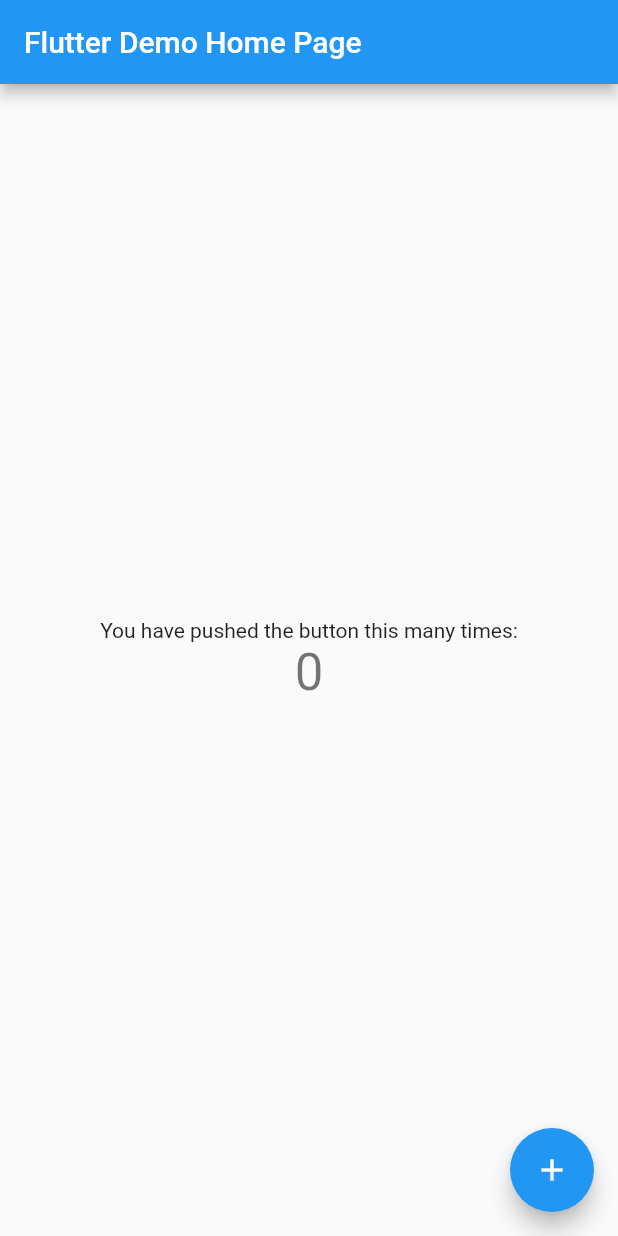
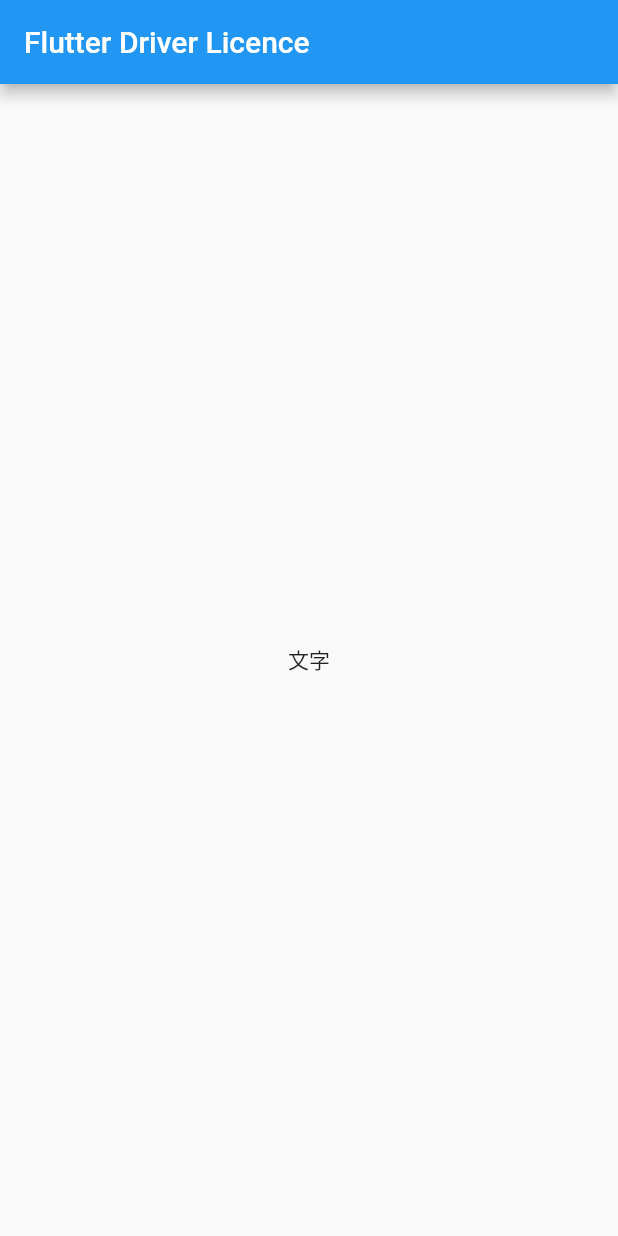
Before and after one commit to fryota142/flutter_driver_license, a Flutter app: the screen it shows after launch, on a phone screen of 412 x 824 dp. Run offline on Flutter 3.47's test engine with Material 2 defaults, Android fonts, the phone set to English and light mode, and no system bars.

Commit message:
add nfc_manager and delete unnecessary code

```diff
--- a/lib/main.dart
+++ b/lib/main.dart
@@ -9,39 +9,18 @@ class MyApp extends StatelessWidget {
   @override
   Widget build(BuildContext context) {
     return MaterialApp(
-      title: 'Flutter Demo',
+      title: 'Flutter Driver Licence',
       theme: ThemeData(
-        // This is the theme of your application.
-        //
-        // Try running your application with "flutter run". You'll see the
-        // application has a blue toolbar. Then, without quitting the app, try
-        // changing the primarySwatch below to Colors.green and then invoke
-        // "hot reload" (press "r" in the console where you ran "flutter run",
-        // or simply save your changes to "hot reload" in a Flutter IDE).
-        // Notice that the counter didn't reset back to zero; the application
-        // is not restarted.
         primarySwatch: Colors.blue,
-        // This makes the visual density adapt to the platform that you run
-        // the app on. For desktop platforms, the controls will be smaller and
-        // closer together (more dense) than on mobile platforms.
         visualDensity: VisualDensity.adaptivePlatformDensity,
       ),
-      home: MyHomePage(title: 'Flutter Demo Home Page'),
+      home: MyHomePage(title: 'Flutter Driver Licence'),
     );
   }
 }
 
 class MyHomePage extends StatefulWidget {
   MyHomePage({Key key, this.title}) : super(key: key);
-
-  // This widget is the home page of your application. It is stateful, meaning
-  // that it has a State object (defined below) that contains fields that affect
-  // how it looks.
-
-  // This class is the configuration for the state. It holds the values (in this
-  // case the title) provided by the parent (in this case the App widget) and
-  // used by the build method of the State. Fields in a Widget subclass are
-  // always marked "final".
 
   final String title;
 
@@ -50,68 +29,22 @@ class MyHomePage extends StatefulWidget {
 }
 
 class _MyHomePageState extends State<MyHomePage> {
-  int _counter = 0;
-
-  void _incrementCounter() {
-    setState(() {
-      // This call to setState tells the Flutter framework that something has
-      // changed in this State, which causes it to rerun the build method below
-      // so that the display can reflect the updated values. If we changed
-      // _counter without calling setState(), then the build method would not be
-      // called again, and so nothing would appear to happen.
-      _counter++;
-    });
-  }
-
   @override
   Widget build(BuildContext context) {
-    // This method is rerun every time setState is called, for instance as done
-    // by the _incrementCounter method above.
-    //
-    // The Flutter framework has been optimized to make rerunning build methods
-    // fast, so that you can just rebuild anything that needs updating rather
-    // than having to individually change instances of widgets.
     return Scaffold(
       appBar: AppBar(
-        // Here we take the value from the MyHomePage object that was created by
-        // the App.build method, and use it to set our appbar title.
         title: Text(widget.title),
       ),
       body: Center(
-        // Center is a layout widget. It takes a single child and positions it
-        // in the middle of the parent.
         child: Column(
-          // Column is also a layout widget. It takes a list of children and
-          // arranges them vertically. By default, it sizes itself to fit its
-          // children horizontally, and tries to be as tall as its parent.
-          //
-          // Invoke "debug painting" (press "p" in the console, choose the
-          // "Toggle Debug Paint" action from the Flutter Inspector in Android
-          // Studio, or the "Toggle Debug Paint" command in Visual Studio Code)
-          // to see the wireframe for each widget.
-          //
-          // Column has various properties to control how it sizes itself and
-          // how it positions its children. Here we use mainAxisAlignment to
-          // center the children vertically; the main axis here is the vertical
-          // axis because Columns are vertical (the cross axis would be
-          // horizontal).
           mainAxisAlignment: MainAxisAlignment.center,
           children: <Widget>[
             Text(
-              'You have pushed the button this many times:',
-            ),
-            Text(
-              '$_counter',
-              style: Theme.of(context).textTheme.headline4,
+              '文字',
             ),
           ],
         ),
       ),
-      floatingActionButton: FloatingActionButton(
-        onPressed: _incrementCounter,
-        tooltip: 'Increment',
-        child: Icon(Icons.add),
-      ), // This trailing comma makes auto-formatting nicer for build methods.
     );
   }
 }
--- a/pubspec.yaml
+++ b/pubspec.yaml
@@ -21,6 +21,8 @@ environment:
   sdk: ">=2.7.0 <3.0.0"
 
 dependencies:
+  nfc_manager: ^2.0.3
+
   flutter:
     sdk: flutter
 
```
Also changed, not shown: pubspec.lock, 4 other files.
